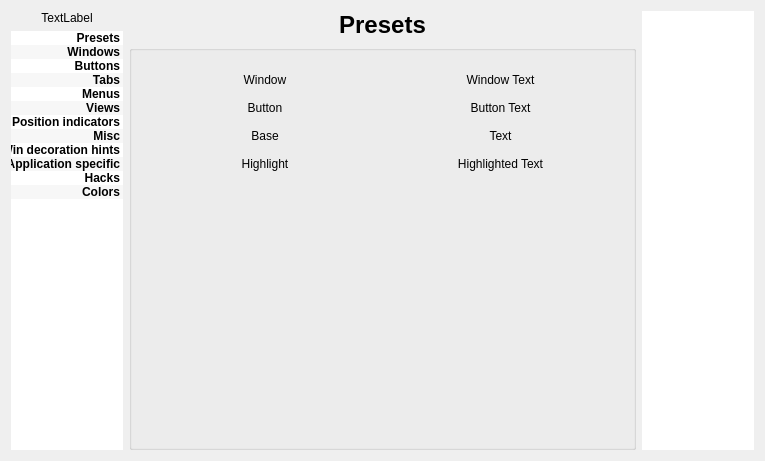
deiv/bespin-pkg, file config/config.ui: the form before one commit.
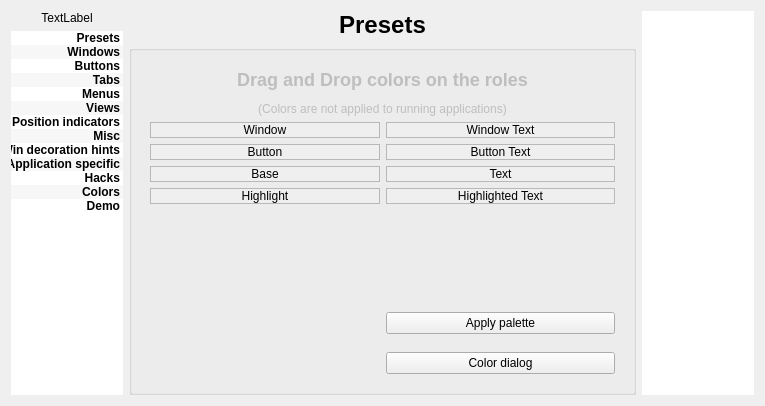
The form after the commit. The open tabs and pages were chosen to show the change.

Commit message: colors, preview, apply on load

What changed in the file:
```diff
--- a/config/config.ui
+++ b/config/config.ui
@@ -7,7 +7,7 @@
     <x>0</x>
     <y>0</y>
     <width>765</width>
-    <height>461</height>
+    <height>406</height>
    </rect>
   </property>
   <property name="sizePolicy">
@@ -163,6 +163,11 @@
          <string>Colors</string>
         </property>
        </item>
+       <item>
+        <property name="text">
+         <string>Demo</string>
+        </property>
+       </item>
       </widget>
      </item>
     </layout>
@@ -3095,87 +3100,220 @@
         </widget>
         <widget class="QWidget" name="Colors">
          <layout class="QGridLayout" name="gridLayout_11">
-          <item row="0" column="0">
-           <widget class="QPushButton" name="windowRole">
+          <item row="1" column="0">
+           <widget class="QLabel" name="role_window">
+            <property name="acceptDrops">
+             <bool>true</bool>
+            </property>
+            <property name="autoFillBackground">
+             <bool>true</bool>
+            </property>
+            <property name="frameShape">
+             <enum>QFrame::StyledPanel</enum>
+            </property>
             <property name="text">
              <string>Window</string>
             </property>
-            <property name="flat">
-             <bool>true</bool>
+            <property name="alignment">
+             <set>Qt::AlignCenter</set>
+            </property>
+            <property name="margin">
+             <number>8</number>
+            </property>
+            <property name="textInteractionFlags">
+             <set>Qt::NoTextInteraction</set>
             </property>
            </widget>
           </item>
-          <item row="0" column="1">
-           <widget class="QPushButton" name="windowTextRole">
+          <item row="1" column="1">
+           <widget class="QLabel" name="role_windowText">
+            <property name="acceptDrops">
+             <bool>true</bool>
+            </property>
+            <property name="autoFillBackground">
+             <bool>true</bool>
+            </property>
+            <property name="frameShape">
+             <enum>QFrame::StyledPanel</enum>
+            </property>
             <property name="text">
              <string>Window Text</string>
             </property>
-            <property name="flat">
-             <bool>true</bool>
+            <property name="alignment">
+             <set>Qt::AlignCenter</set>
+            </property>
+            <property name="margin">
+             <number>8</number>
+            </property>
+            <property name="textInteractionFlags">
+             <set>Qt::NoTextInteraction</set>
             </property>
            </widget>
           </item>
-          <item row="1" column="0">
-           <widget class="QPushButton" name="buttonRole">
+          <item row="2" column="0">
+           <widget class="QLabel" name="role_button">
+            <property name="acceptDrops">
+             <bool>true</bool>
+            </property>
+            <property name="autoFillBackground">
+             <bool>true</bool>
+            </property>
+            <property name="frameShape">
+             <enum>QFrame::StyledPanel</enum>
+            </property>
             <property name="text">
              <string>Button</string>
             </property>
-            <property name="flat">
-             <bool>true</bool>
+            <property name="alignment">
+             <set>Qt::AlignCenter</set>
+            </property>
+            <property name="margin">
+             <number>8</number>
+            </property>
+            <property name="textInteractionFlags">
+             <set>Qt::NoTextInteraction</set>
             </property>
            </widget>
           </item>
-          <item row="1" column="1">
-           <widget class="QPushButton" name="buttonTextRole">
+          <item row="2" column="1">
+           <widget class="QLabel" name="role_buttonText">
+            <property name="acceptDrops">
+             <bool>true</bool>
+            </property>
+            <property name="autoFillBackground">
+             <bool>true</bool>
+            </property>
+            <property name="frameShape">
+             <enum>QFrame::StyledPanel</enum>
+            </property>
             <property name="text">
              <string>Button Text</string>
             </property>
-            <property name="flat">
-             <bool>true</bool>
+            <property name="alignment">
+             <set>Qt::AlignCenter</set>
+            </property>
+            <property name="margin">
+             <number>8</number>
+            </property>
+            <property name="textInteractionFlags">
+             <set>Qt::NoTextInteraction</set>
             </property>
            </widget>
           </item>
-          <item row="2" column="0">
-           <widget class="QPushButton" name="baseRole">
+          <item row="3" column="0">
+           <widget class="QLabel" name="role_base">
+            <property name="acceptDrops">
+             <bool>true</bool>
+            </property>
+            <property name="autoFillBackground">
+             <bool>true</bool>
+            </property>
+            <property name="frameShape">
+             <enum>QFrame::StyledPanel</enum>
+            </property>
             <property name="text">
              <string>Base</string>
             </property>
-            <property name="flat">
-             <bool>true</bool>
+            <property name="alignment">
+             <set>Qt::AlignCenter</set>
+            </property>
+            <property name="margin">
+             <number>8</number>
+            </property>
+            <property name="textInteractionFlags">
+             <set>Qt::NoTextInteraction</set>
             </property>
            </widget>
           </item>
-          <item row="2" column="1">
-           <widget class="QPushButton" name="textRole">
+          <item row="3" column="1">
+           <widget class="QLabel" name="role_text">
+            <property name="acceptDrops">
+             <bool>true</bool>
+            </property>
+            <property name="autoFillBackground">
+             <bool>true</bool>
+            </property>
+            <property name="frameShape">
+             <enum>QFrame::StyledPanel</enum>
+            </property>
             <property name="text">
              <string>Text</string>
             </property>
-            <property name="flat">
-             <bool>true</bool>
+            <property name="alignment">
+             <set>Qt::AlignCenter</set>
+            </property>
+            <property name="margin">
+             <number>8</number>
+            </property>
+            <property name="textInteractionFlags">
+             <set>Qt::NoTextInteraction</set>
             </property>
            </widget>
           </item>
-          <item row="3" column="0">
-           <widget class="QPushButton" name="highlightRole">
+          <item row="4" column="0">
+           <widget class="QLabel" name="role_highlight">
+            <property name="acceptDrops">
+             <bool>true</bool>
+            </property>
+            <property name="autoFillBackground">
+             <bool>true</bool>
+            </property>
+            <property name="frameShape">
+             <enum>QFrame::StyledPanel</enum>
+            </property>
             <property name="text">
              <string>Highlight</string>
             </property>
-            <property name="flat">
-             <bool>true</bool>
+            <property name="alignment">
+             <set>Qt::AlignCenter</set>
+            </property>
+            <property name="margin">
+             <number>8</number>
+            </property>
+            <property name="textInteractionFlags">
+             <set>Qt::NoTextInteraction</set>
             </property>
            </widget>
           </item>
-          <item row="3" column="1">
-           <widget class="QPushButton" name="highlightedTextRole">
+          <item row="4" column="1">
+           <widget class="QLabel" name="role_highlightedText">
+            <property name="acceptDrops">
+             <bool>true</bool>
+            </property>
+            <property name="autoFillBackground">
+             <bool>true</bool>
+            </property>
+            <property name="frameShape">
+             <enum>QFrame::StyledPanel</enum>
+            </property>
             <property name="text">
              <string>Highlighted Text</string>
             </property>
-            <property name="flat">
-             <bool>true</bool>
+            <property name="alignment">
+             <set>Qt::AlignCenter</set>
             </property>
+            <property name="margin">
+             <number>8</number>
+            </property>
+            <property name="textInteractionFlags">
+             <set>Qt::NoTextInteraction</set>
+            </property>
            </widget>
           </item>
-          <item row="4" column="0" colspan="2">
+          <item row="0" column="0" colspan="2">
+           <widget class="QLabel" name="label_67">
+            <property name="enabled">
+             <bool>false</bool>
+            </property>
+            <property name="text">
+             <string>&lt;h2&gt;Drag and Drop colors on the roles&lt;/h2&gt;(Colors are not applied to running applications)</string>
+            </property>
+            <property name="alignment">
+             <set>Qt::AlignCenter</set>
+            </property>
+           </widget>
+          </item>
+          <item row="6" column="0" colspan="2">
            <spacer name="verticalSpacer_10">
             <property name="orientation">
              <enum>Qt::Vertical</enum>
@@ -3188,6 +3326,36 @@
             </property>
            </spacer>
           </item>
+          <item row="9" column="1">
+           <widget class="QPushButton" name="colorButton">
+            <property name="text">
+             <string>Color dialog</string>
+            </property>
+           </widget>
+          </item>
+          <item row="7" column="1">
+           <widget class="QPushButton" name="colorApply">
+            <property name="text">
+             <string>Apply palette</string>
+            </property>
+           </widget>
+          </item>
+          <item row="8" column="1">
+           <spacer name="verticalSpacer_22">
+            <property name="orientation">
+             <enum>Qt::Vertical</enum>
+            </property>
+            <property name="sizeType">
+             <enum>QSizePolicy::Fixed</enum>
+            </property>
+            <property name="sizeHint" stdset="0">
+             <size>
+              <width>20</width>
+              <height>12</height>
+             </size>
+            </property>
+           </spacer>
+          </item>
          </layout>
         </widget>
        </widget>
```
Left out of the diff: 25 changed lines with no effect on the pictures. The commit also changes 3 other files.
